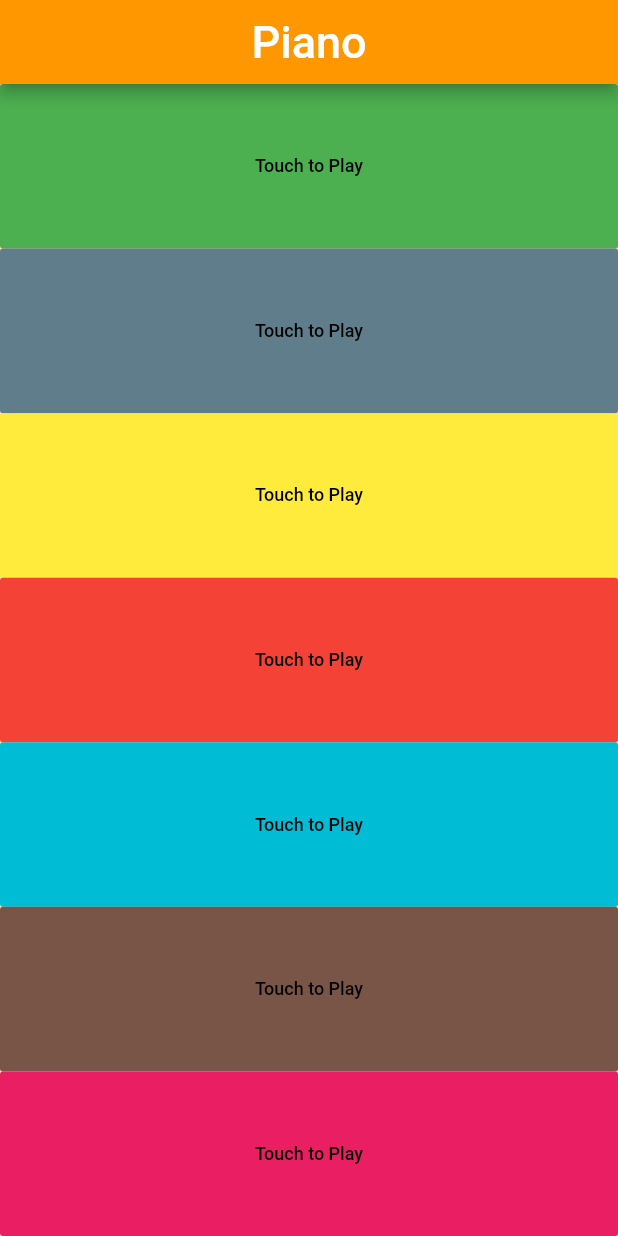
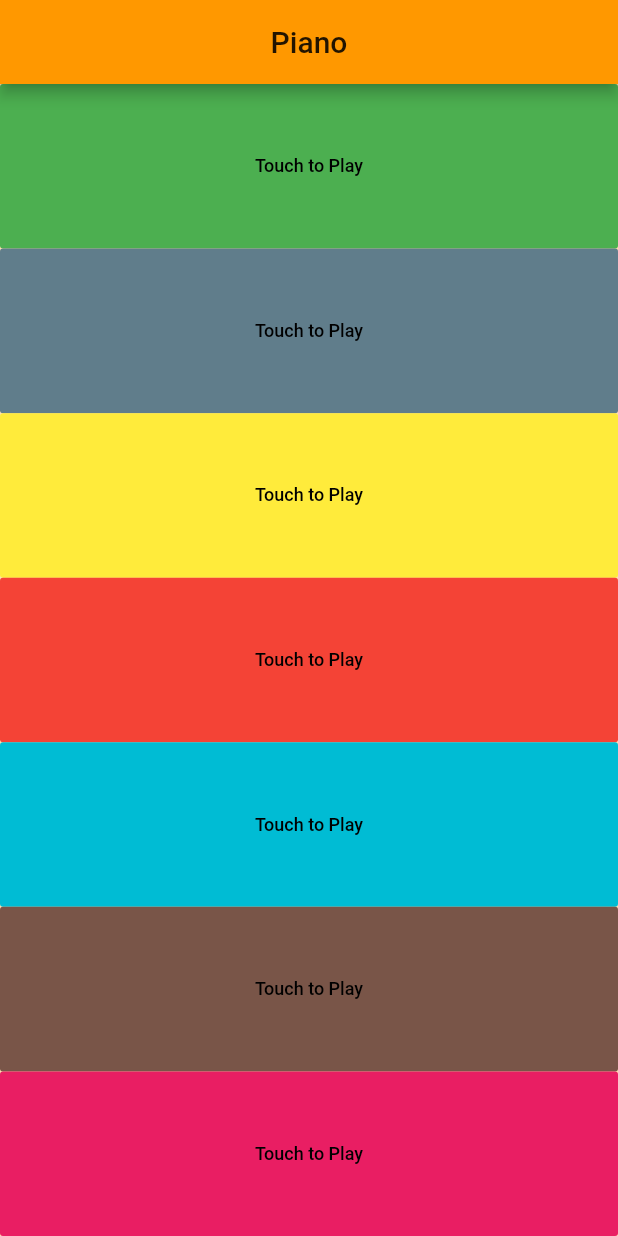
Before and after one commit to johnnylyimo/Flutter_Piano, a Flutter app: the screen it shows after launch, on a phone screen of 412 x 824 dp. Run offline on Flutter 3.47's test engine with Material 2 defaults, Android fonts, the phone set to English and light mode, and no system bars; our stand-ins replace audioplayers.

Commit message:
Updated TextTheme to headline1

```diff
--- a/lib/main.dart
+++ b/lib/main.dart
@@ -5,7 +5,7 @@ void main() => runApp(PianoApp());
 
 class PianoApp extends StatelessWidget {
   final TextTheme textTheme = TextTheme(
-    title: TextStyle(
+    headline1:TextStyle(
       fontSize: 30,
       color: Colors.white,
     ),
```
